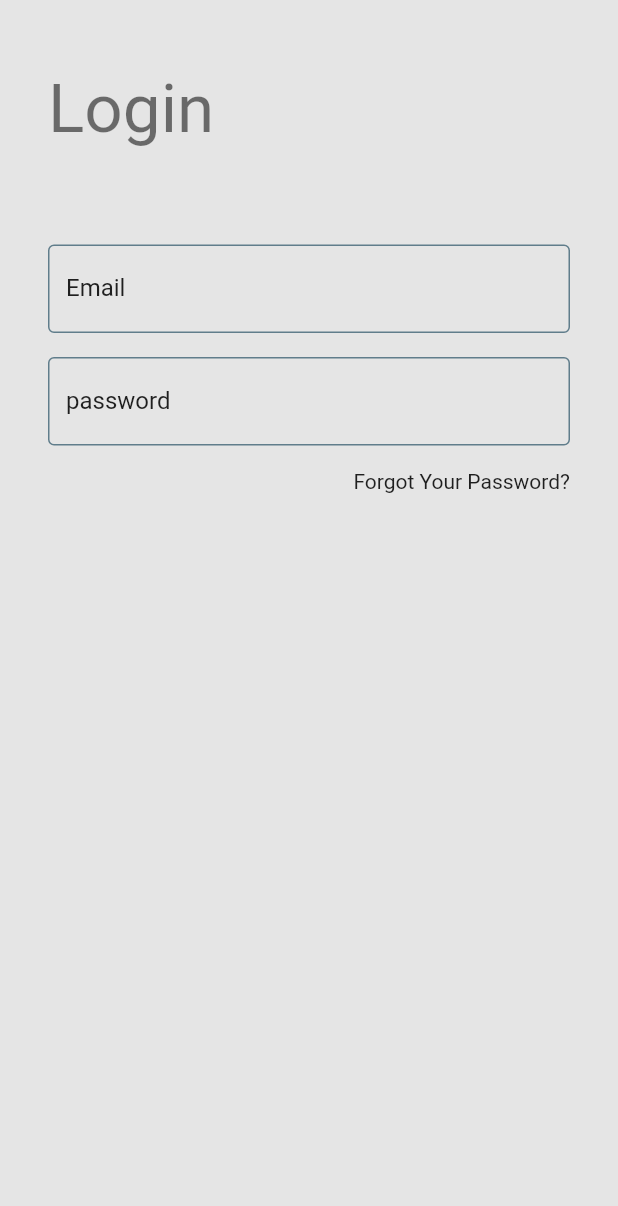
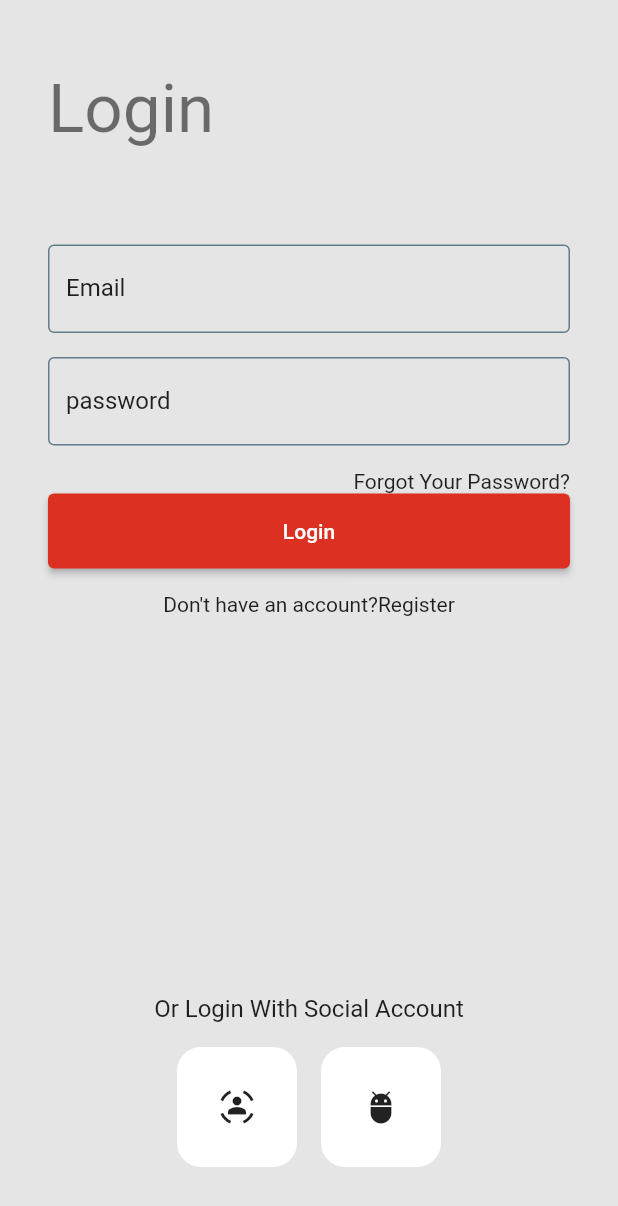
Before and after one commit to tareksmart/tE-Commerce, a Flutter app: the screen it shows after launch, on a phone screen of 412 x 824 dp. Shown: the top 1206 px of the screen. Run offline on Flutter 3.47's test engine with Material 2 defaults, Android fonts, the phone set to English and light mode, and no system bars.

Commit message:
finish log in screen

```diff
--- a/lib/main.dart
+++ b/lib/main.dart
@@ -16,7 +16,7 @@ class MyApp extends StatelessWidget {
       title: 'E commerce',
       theme: ThemeData(
         scaffoldBackgroundColor: const Color(0xFFE5E5E5),
-        primaryColor: Colors.red,
+        primaryColor: Color(0xFFDB3022),
         inputDecorationTheme: InputDecorationTheme(
           labelStyle: Theme.of(context).textTheme.subtitle1,
           focusedBorder: OutlineInputBorder(
--- a/lib/views/pages/login.dart
+++ b/lib/views/pages/login.dart
@@ -1,3 +1,4 @@
+import 'package:ecommerce/views/widgets/main_button.dart';
 import 'package:flutter/material.dart';
 
 import '../../utilities/strings.dart';
@@ -11,8 +12,8 @@ class LogIn extends StatefulWidget {
 
 class _LogInState extends State<LogIn> {
   final _globalKey = GlobalKey<FormState>();
-  final _emailController=TextEditingController();
-  final _passwordController=TextEditingController();
+  final _emailController = TextEditingController();
+  final _passwordController = TextEditingController();
   @override
   Widget build(BuildContext context) {
     return Scaffold(
@@ -29,28 +30,77 @@ class _LogInState extends State<LogIn> {
                 logIn,
                 style: Theme.of(context).textTheme.headline3,
               ),
-              const SizedBox(height: 64,),
+              const SizedBox(
+                height: 64,
+              ),
               TextFormField(
                 controller: _emailController,
-                validator: (val)=>val!.isEmpty?'Please Enter Your Email':'',
-                decoration:const InputDecoration(
+                validator: (val) =>
+                    val!.isEmpty ? 'Please Enter Your Email' : '',
+                decoration: const InputDecoration(
                     hintText: 'enter email', labelText: 'Email'),
               ),
-              SizedBox(height: 16,),
+              SizedBox(
+                height: 16,
+              ),
               TextFormField(
                 controller: _passwordController,
-                validator: (val)=>val!.isEmpty?'Please enter password':'',
-                decoration:const InputDecoration(
+                validator: (val) => val!.isEmpty ? 'Please enter password' : '',
+                decoration: const InputDecoration(
                     hintText: 'enter passowrd', labelText: 'password'),
               ),
-              SizedBox(height: 16,),
+              SizedBox(
+                height: 16,
+              ),
               Align(
                 alignment: Alignment.topRight,
                 child: InkWell(
                   child: Text('Forgot Your Password?'),
-                  onTap: (){},
+                  onTap: () {},
                 ),
-              )
+              ),
+              MainButton(onTap: () {}, text: logIn),
+              SizedBox(
+                height: 16,
+              ),
+              Align(
+                  alignment: Alignment.center,
+                  child: InkWell(child: Text('Don\'t have an account?Register'))),
+              Spacer(),
+              Align(
+                alignment: Alignment.center,
+                child: Text(
+                  'Or Login With Social Account',
+                  style: Theme.of(context).textTheme.subtitle1,
+                ),
+              ),
+              SizedBox(
+                height: 16,
+              ),
+              Row(
+                mainAxisAlignment: MainAxisAlignment.center,
+                children: [
+                  Container(
+                    height: 80,
+                    width: 80,
+                    decoration: BoxDecoration(
+                        borderRadius: BorderRadius.circular(16),
+                        color: Colors.white),
+                    child: Icon(Icons.sensor_occupied_sharp),
+                  ),
+                  SizedBox(
+                    width: 16,
+                  ),
+                  Container(
+                    height: 80,
+                    width: 80,
+                    decoration: BoxDecoration(
+                        borderRadius: BorderRadius.circular(16),
+                        color: Colors.white),
+                    child: Icon(Icons.adb_outlined),
+                  )
+                ],
+              ),
             ],
           ),
         ),
--- /dev/null
+++ b/lib/views/widgets/main_button.dart
@@ -0,0 +1,22 @@
+import 'package:flutter/material.dart';
+
+class MainButton extends StatelessWidget {
+  const MainButton({Key? key, required this.onTap, required this.text})
+      : super(key: key);
+  final VoidCallback onTap;
+  final String text;
+
+  @override
+  Widget build(BuildContext context) {
+    return SizedBox(
+      width: double.infinity,
+      height: 50,
+      child: ElevatedButton(
+        onPressed: onTap,
+        child: Text(text),
+        style: ElevatedButton.styleFrom(
+            backgroundColor: Theme.of(context).primaryColor),
+      ),
+    );
+  }
+}
```
